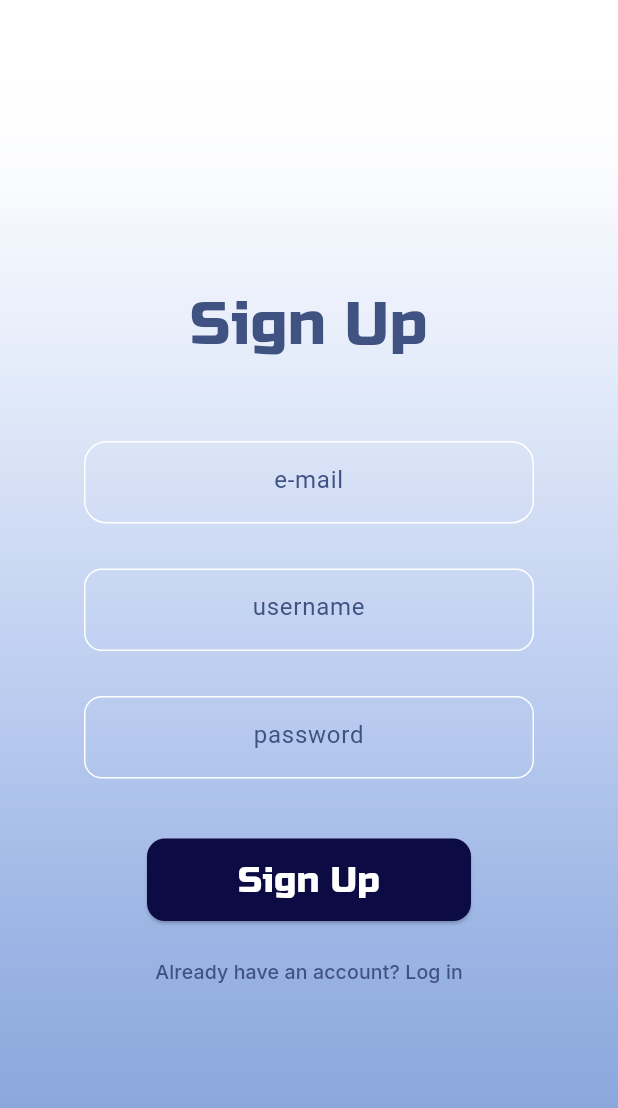
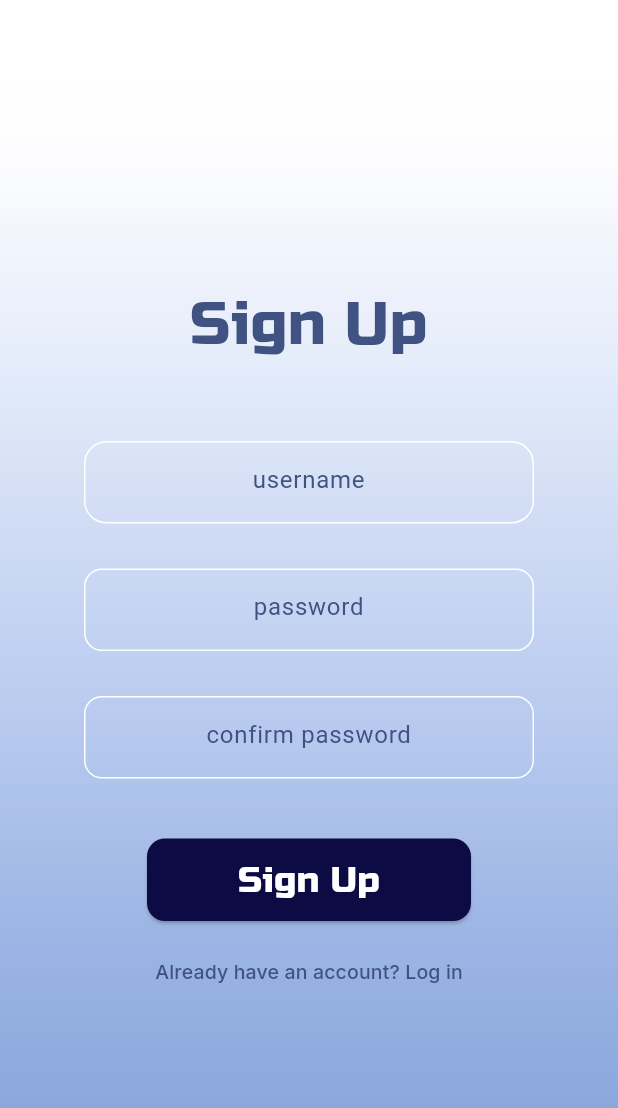
Before and after one commit to pon4ik7/Tatar-shower, a Flutter app: the SignUpScreen screen opened by its route, on a phone screen of 412 x 824 dp. Shown: the top 1108 px of the screen. Run offline on Flutter 3.47's test engine with Material 3 defaults, Android fonts, the phone set to English and light mode, and no system bars.

Commit message:
sign up forms validators

```diff
--- a/frontend/lib/l10n/app_en.arb
+++ b/frontend/lib/l10n/app_en.arb
@@ -28,6 +28,8 @@
     "username": "username",
 
     "password": "password",
+
+    "confirm_password": "confirm password",
 
     "have_account": "Already have an account? Log in",
 
@@ -105,5 +107,11 @@
 
     "longestStreak": "Longest Streak",
 
-    "recentShowers": "Resent showers"
+    "recentShowers": "Resent showers",
+
+    "error_username_short": "From 5 to 50 characters",
+
+    "error_password_short": "At least 5 characters",
+
+    "error_passwords_must_match": "Passwords do not match"
 }
--- a/frontend/lib/l10n/app_localizations.dart
+++ b/frontend/lib/l10n/app_localizations.dart
@@ -181,6 +181,12 @@ abstract class AppLocalizations {
   /// In en, this message translates to:
   /// **'password'**
   String get password;
+
+  /// No description provided for @confirm_password.
+  ///
+  /// In en, this message translates to:
+  /// **'confirm password'**
+  String get confirm_password;
 
   /// No description provided for @have_account.
   ///
@@ -415,6 +421,24 @@ abstract class AppLocalizations {
   /// In en, this message translates to:
   /// **'Resent showers'**
   String get recentShowers;
+
+  /// No description provided for @error_username_short.
+  ///
+  /// In en, this message translates to:
+  /// **'From 5 to 50 characters'**
+  String get error_username_short;
+
+  /// No description provided for @error_password_short.
+  ///
+  /// In en, this message translates to:
+  /// **'At least 5 characters'**
+  String get error_password_short;
+
+  /// No description provided for @error_passwords_must_match.
+  ///
+  /// In en, this message translates to:
+  /// **'Passwords do not match'**
+  String get error_passwords_must_match;
 }
 
 class _AppLocalizationsDelegate
--- a/frontend/lib/l10n/app_localizations_en.dart
+++ b/frontend/lib/l10n/app_localizations_en.dart
@@ -50,6 +50,9 @@ class AppLocalizationsEn extends AppLocalizations {
 
   @override
   String get password => 'password';
+
+  @override
+  String get confirm_password => 'confirm password';
 
   @override
   String get have_account => 'Already have an account? Log in';
@@ -169,4 +172,13 @@ class AppLocalizationsEn extends AppLocalizations {
 
   @override
   String get recentShowers => 'Resent showers';
+
+  @override
+  String get error_username_short => 'From 5 to 50 characters';
+
+  @override
+  String get error_password_short => 'At least 5 characters';
+
+  @override
+  String get error_passwords_must_match => 'Passwords do not match';
 }
--- a/frontend/lib/l10n/app_localizations_ru.dart
+++ b/frontend/lib/l10n/app_localizations_ru.dart
@@ -50,6 +50,9 @@ class AppLocalizationsRu extends AppLocalizations {
 
   @override
   String get password => 'пароль';
+
+  @override
+  String get confirm_password => 'подтвертдите пароль';
 
   @override
   String get have_account => 'Уже есть аккаунт? Войти';
@@ -170,4 +173,13 @@ class AppLocalizationsRu extends AppLocalizations {
 
   @override
   String get recentShowers => 'Resent showers';
+
+  @override
+  String get error_username_short => 'От 5 до 50 символов';
+
+  @override
+  String get error_password_short => 'Минимум 5 символов';
+
+  @override
+  String get error_passwords_must_match => 'Пароли не совпадают';
 }
--- a/frontend/lib/l10n/app_ru.arb
+++ b/frontend/lib/l10n/app_ru.arb
@@ -28,6 +28,8 @@
     "username": "имя пользователя",
 
     "password": "пароль",
+
+    "confirm_password": "подтвертдите пароль",
 
     "have_account": "Уже есть аккаунт? Войти",
 
@@ -87,5 +89,11 @@
 
     "done_prefs": "Готово! Начните свое холодное приключение!",
 
-    "start": "Начать"
+    "start": "Начать",
+
+    "error_username_short": "От 5 до 50 символов",
+
+    "error_password_short": "Минимум 5 символов",
+
+    "error_passwords_must_match": "Пароли не совпадают"
 }
--- a/frontend/lib/screens/reg-auth-screens/sign_up_screen.dart
+++ b/frontend/lib/screens/reg-auth-screens/sign_up_screen.dart
@@ -11,6 +11,26 @@ class SignUpScreen extends StatefulWidget {
 }
 
 class _SignUpSCreen extends State<SignUpScreen> {
+  final _formKey = GlobalKey<FormState>();
+
+  final _usernameController = TextEditingController();
+  final _passwordController = TextEditingController();
+  final _confirmPasswordController = TextEditingController();
+
+  @override
+  void dispose() {
+    _usernameController.dispose();
+    _passwordController.dispose();
+    _confirmPasswordController.dispose();
+    super.dispose();
+  }
+
+  void _onSubmit() {
+    if (_formKey.currentState!.validate()) {
+      Navigator.of(context).pushNamed('/pref1');
+    }
+  }
+
   @override
   Widget build(BuildContext context) {
     final loc = AppLocalizations.of(context)!;
@@ -21,16 +41,34 @@ class _SignUpSCreen extends State<SignUpScreen> {
         decoration: BoxDecoration(
           image: DecorationImage(image: lightBackground, fit: BoxFit.cover),
         ),
-        child: _SignUpScreenBody(loc: loc),
+        child: _SignUpScreenBody(
+          loc: loc,
+          formKey: _formKey,
+          onSubmit: _onSubmit,
+          usernameController: _usernameController,
+          passwordController: _passwordController,
+          confirmPasswordController: _confirmPasswordController,
+        ),
       ),
     );
   }
 }
 
 class _SignUpScreenBody extends StatelessWidget {
-  const _SignUpScreenBody({required this.loc});
-
   final AppLocalizations loc;
+  final GlobalKey<FormState> formKey;
+  final VoidCallback onSubmit;
+  final TextEditingController usernameController;
+  final TextEditingController passwordController;
+  final TextEditingController confirmPasswordController;
+  const _SignUpScreenBody({
+    required this.loc,
+    required this.formKey,
+    required this.onSubmit,
+    required this.usernameController,
+    required this.passwordController,
+    required this.confirmPasswordController,
+  });
 
   @override
   Widget build(BuildContext context) {
@@ -40,22 +78,29 @@ class _SignUpScreenBody extends StatelessWidget {
           child: SizedBox(
             height: 550,
             width: 300,
+            child: Form(
+              key: formKey,
               child: Column(
                 crossAxisAlignment: CrossAxisAlignment.center,
                 children: [
                   SizedBox(height: 50),
                   _SignUpText(loc: loc),
                   SizedBox(height: 50),
-                _EmailTextField(loc: loc),
+                  _UsernameTextField(loc: loc, controller: usernameController),
                   SizedBox(height: 30),
-                _UserNameTextField(loc: loc),
+                  _PasswordTextField(loc: loc, controller: passwordController),
                   SizedBox(height: 30),
-                _PasswordTextField(loc: loc),
+                  _ConfirmPasswordTextField(
+                    loc: loc,
+                    controller: confirmPasswordController,
+                    matchController: passwordController,
+                  ),
                   SizedBox(height: 40),
-                _SignUpTextButton(loc: loc),
+                  _SignUpTextButton(loc: loc, onPressed: onSubmit),
                   SizedBox(height: 10),
                   _HaveAccountTextButton(loc: loc),
                 ],
+              ),
             ),
           ),
         ),
@@ -83,8 +128,9 @@ class _SignUpText extends StatelessWidget {
   }
 }
 
-class _EmailTextField extends StatelessWidget {
-  const _EmailTextField({required this.loc});
+class _UsernameTextField extends StatelessWidget {
+  final TextEditingController controller;
+  const _UsernameTextField({required this.loc, required this.controller});
 
   final AppLocalizations loc;
 
@@ -92,11 +138,12 @@ class _EmailTextField extends StatelessWidget {
   Widget build(BuildContext context) {
     return SizedBox(
       height: 55,
-      child: TextField(
+      child: TextFormField(
+        controller: controller,
         textAlign: TextAlign.center,
         style: TextStyle(color: appColors.midBlue),
         decoration: InputDecoration(
-          hintText: loc.e_mail,
+          hintText: loc.username,
           hintStyle: TextStyle(fontSize: 16, color: appColors.midBlue),
           filled: true,
           fillColor: Colors.transparent,
@@ -109,17 +156,24 @@ class _EmailTextField extends StatelessWidget {
             borderSide: const BorderSide(color: Colors.white),
           ),
           focusedBorder: OutlineInputBorder(
-            borderRadius: BorderRadius.circular(12),
+            borderRadius: BorderRadius.circular(15),
             borderSide: const BorderSide(color: Colors.white, width: 2),
           ),
         ),
+        validator: (v) {
+          if (v == null || v.length < 5) {
+            return loc.error_username_short;
+          }
+          return null;
+        },
       ),
     );
   }
 }
 
-class _UserNameTextField extends StatelessWidget {
-  const _UserNameTextField({required this.loc});
+class _PasswordTextField extends StatelessWidget {
+  final TextEditingController controller;
+  const _PasswordTextField({required this.loc, required this.controller});
 
   final AppLocalizations loc;
 
@@ -127,42 +181,8 @@ class _UserNameTextField extends StatelessWidget {
   Widget build(BuildContext context) {
     return SizedBox(
       height: 55,
-      child: TextField(
-        textAlign: TextAlign.center,
-        style: TextStyle(color: appColors.midBlue),
-        decoration: InputDecoration(
-          hintText: loc.username,
-          hintStyle: TextStyle(fontSize: 16, color: appColors.midBlue),
-          filled: true,
-          fillColor: Colors.transparent,
-          contentPadding: const EdgeInsets.symmetric(
-            vertical: 18,
-            horizontal: 16,
-          ),
-          enabledBorder: OutlineInputBorder(
-            borderRadius: BorderRadius.circular(12),
-            borderSide: const BorderSide(color: Colors.white),
-          ),
-          focusedBorder: OutlineInputBorder(
-            borderRadius: BorderRadius.circular(12),
-            borderSide: const BorderSide(color: Colors.white, width: 2),
-          ),
-        ),
-      ),
-    );
-  }
-}
-
-class _PasswordTextField extends StatelessWidget {
-  const _PasswordTextField({required this.loc});
-
-  final AppLocalizations loc;
-
-  @override
-  Widget build(BuildContext context) {
-    return SizedBox(
-      height: 55,
-      child: TextField(
+      child: TextFormField(
+        controller: controller,
         textAlign: TextAlign.center,
         style: TextStyle(color: appColors.midBlue),
         decoration: InputDecoration(
@@ -183,15 +203,69 @@ class _PasswordTextField extends StatelessWidget {
             borderSide: const BorderSide(color: Colors.white, width: 2),
           ),
         ),
+        validator: (v) {
+          if (v == null || v.length < 5) {
+            return loc.error_password_short;
+          }
+          return null;
+        },
+      ),
+    );
+  }
+}
+
+class _ConfirmPasswordTextField extends StatelessWidget {
+  final TextEditingController controller;
+  final TextEditingController matchController;
+  const _ConfirmPasswordTextField({
+    required this.loc,
+    required this.controller,
+    required this.matchController,
+  });
+
+  final AppLocalizations loc;
+
+  @override
+  Widget build(BuildContext context) {
+    return SizedBox(
+      height: 55,
+      child: TextFormField(
+        controller: controller,
+        textAlign: TextAlign.center,
+        style: TextStyle(color: appColors.midBlue),
+        decoration: InputDecoration(
+          hintText: loc.confirm_password,
+          hintStyle: TextStyle(fontSize: 16, color: appColors.midBlue),
+          filled: true,
+          fillColor: Colors.transparent,
+          contentPadding: const EdgeInsets.symmetric(
+            vertical: 18,
+            horizontal: 16,
+          ),
+          enabledBorder: OutlineInputBorder(
+            borderRadius: BorderRadius.circular(12),
+            borderSide: const BorderSide(color: Colors.white),
+          ),
+          focusedBorder: OutlineInputBorder(
+            borderRadius: BorderRadius.circular(12),
+            borderSide: const BorderSide(color: Colors.white, width: 2),
+          ),
+        ),
+        validator: (v) {
+          if (v != matchController.text) {
+            return loc.error_passwords_must_match;
+          }
+          return null;
+        },
       ),
     );
   }
 }
 
 class _SignUpTextButton extends StatelessWidget {
-  const _SignUpTextButton({required this.loc});
-
   final AppLocalizations loc;
+  final VoidCallback onPressed;
+  const _SignUpTextButton({required this.loc, required this.onPressed});
 
   @override
   Widget build(BuildContext context) {
@@ -206,9 +280,7 @@ class _SignUpTextButton extends StatelessWidget {
             borderRadius: BorderRadius.circular(12),
           ),
         ),
-        onPressed: () {
-          Navigator.of(context).pushNamed('/pref1');
-        },
+        onPressed: onPressed,
         child: Text(
           loc.sign_up,
           style: TextStyle(fontFamily: appFonts.header, fontSize: 24),
```
Lines whose indentation alone changed are shown as unchanged.
